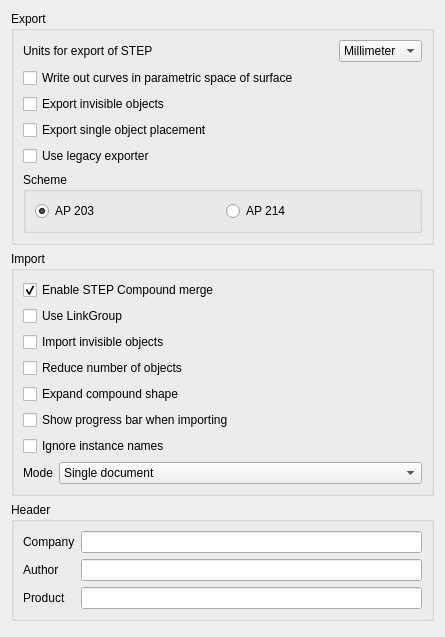
Before: the Qt Designer form src/Mod/Part/Gui/DlgImportExportStep.ui in southseact-3d/fcd, drawn with Qt 5.
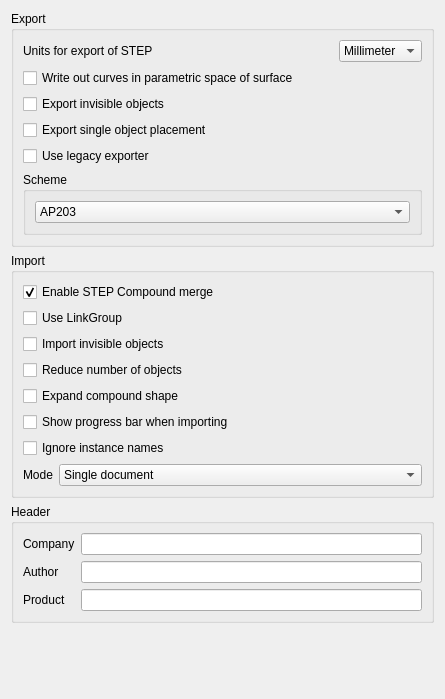
After: the same form once the commit is applied. Custom widgets are drawn as their Qt base class.

Commit message: Part: offer all supported STEP schemes by OCC in a combo box

Patch:
```diff
--- a/src/Mod/Part/Gui/DlgImportExportStep.ui
+++ b/src/Mod/Part/Gui/DlgImportExportStep.ui
@@ -7,7 +7,7 @@
     <x>0</x>
     <y>0</y>
     <width>445</width>
-    <height>637</height>
+    <height>699</height>
    </rect>
   </property>
   <property name="windowTitle">
@@ -27,20 +27,32 @@
         </property>
         <layout class="QGridLayout" name="gridLayout">
          <item row="0" column="0">
-          <widget class="QRadioButton" name="radioButtonAP203">
+          <widget class="QComboBox" name="comboBoxSchema">
+           <item>
            <property name="text">
-            <string notr="true">AP 203</string>
-           </property>
-           <property name="checked">
-            <bool>true</bool>
-           </property>
-          </widget>
-         </item>
-         <item row="0" column="1">
-          <widget class="QRadioButton" name="radioButtonAP214">
+             <string notr="true">AP203</string>
+            </property>
+           </item>
+           <item>
+            <property name="text">
+             <string notr="true">AP214 Committee Draft</string>
+            </property>
+           </item>
+           <item>
            <property name="text">
-            <string notr="true">AP 214</string>
-           </property>
+             <string notr="true">AP214 Draft International Standard</string>
+            </property>
+           </item>
+           <item>
+            <property name="text">
+             <string notr="true">AP214 International Standard</string>
+            </property>
+           </item>
+           <item>
+            <property name="text">
+             <string notr="true">AP242 Draft International Standard</string>
+            </property>
+           </item>
           </widget>
          </item>
         </layout>
```
Left out of the diff: 8 changed lines with no effect on the pictures. Lines whose indentation alone changed are shown as unchanged. The commit also changes 3 other files.
